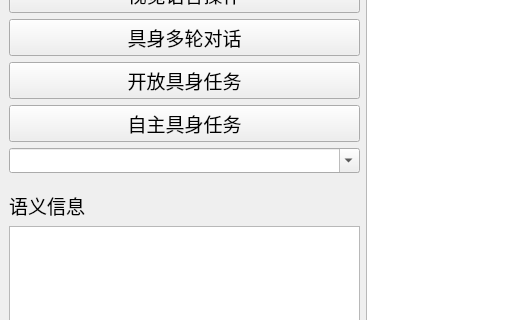
Old version of the form robowaiter/scene/ui/window.ui in the repository HPCL-EI/RoboWaiter; both pictures show x 0 to 511 and y 205 to 525 of the 895 by 967 pixel window.
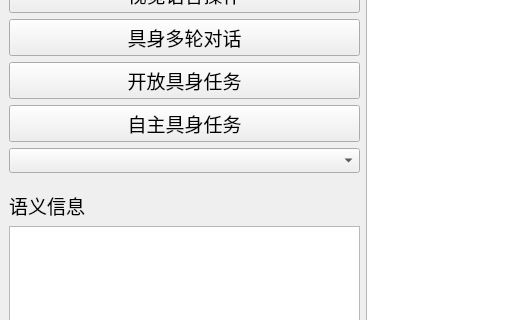
New version of the form.

What changed in the file:
```diff
--- a/robowaiter/scene/ui/window.ui
+++ b/robowaiter/scene/ui/window.ui
@@ -436,7 +436,7 @@
          </size>
         </property>
         <property name="editable">
-         <bool>true</bool>
+         <bool>false</bool>
         </property>
         <property name="currentText">
          <string/>
```
